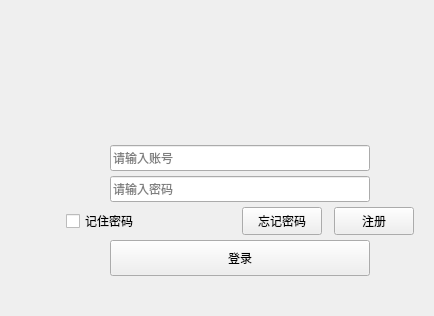
Before: the Qt Designer form QT_QQ/QtQQ/QtQQ/UserLogin.ui in YangGuiTong/QtQQ, drawn with Qt 5.
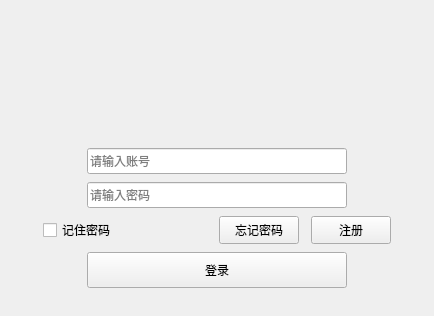
After: the same form once the commit is applied.

Diff of the .ui file:
```diff
--- a/QT_QQ/QtQQ/QtQQ/UserLogin.ui
+++ b/QT_QQ/QtQQ/QtQQ/UserLogin.ui
@@ -31,6 +31,26 @@
   <property name="windowTitle">
    <string>Form</string>
   </property>
+  <property name="styleSheet">
+   <string notr="true"/>
+  </property>
+  <layout class="QVBoxLayout" name="verticalLayout_2">
+   <property name="spacing">
+    <number>0</number>
+   </property>
+   <property name="leftMargin">
+    <number>0</number>
+   </property>
+   <property name="topMargin">
+    <number>0</number>
+   </property>
+   <property name="rightMargin">
+    <number>0</number>
+   </property>
+   <property name="bottomMargin">
+    <number>0</number>
+   </property>
+   <item>
   <widget class="QWidget" name="titleWidget" native="true">
    <property name="geometry">
     <rect>
@@ -59,18 +79,12 @@
     </size>
    </property>
    <property name="titleskin" stdset="0">
-    <bool>false</bool>
-   </property>
-  </widget>
+      <bool>true</bool>
+     </property>
+    </widget>
+   </item>
+   <item>
   <widget class="QWidget" name="bodyWidget" native="true">
-   <property name="geometry">
-    <rect>
-     <x>0</x>
-     <y>104</y>
-     <width>480</width>
-     <height>200</height>
-    </rect>
-   </property>
    <property name="sizePolicy">
     <sizepolicy hsizetype="Preferred" vsizetype="Expanding">
      <horstretch>0</horstretch>
@@ -374,6 +388,8 @@
     </item>
    </layout>
   </widget>
+   </item>
+  </layout>
  </widget>
  <resources/>
  <connections/>
```
Left out of the diff: 16 changed lines with no effect on the pictures. Lines whose indentation alone changed are shown as unchanged.
